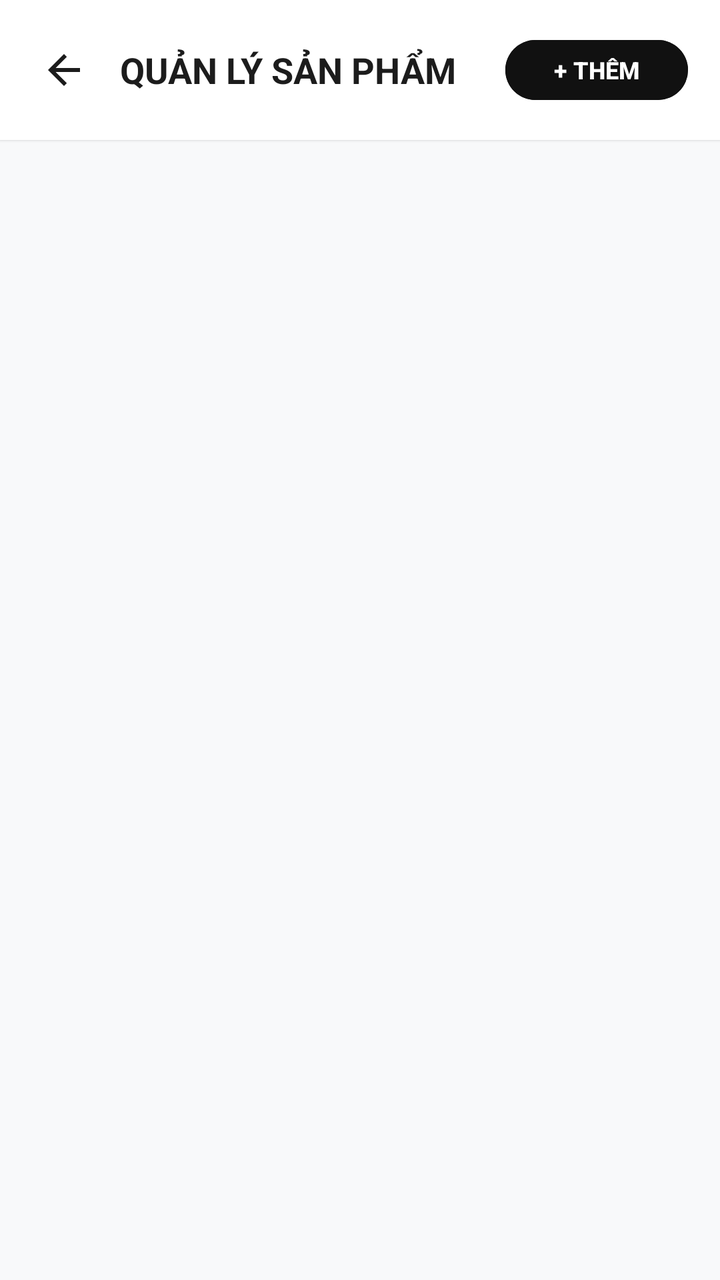
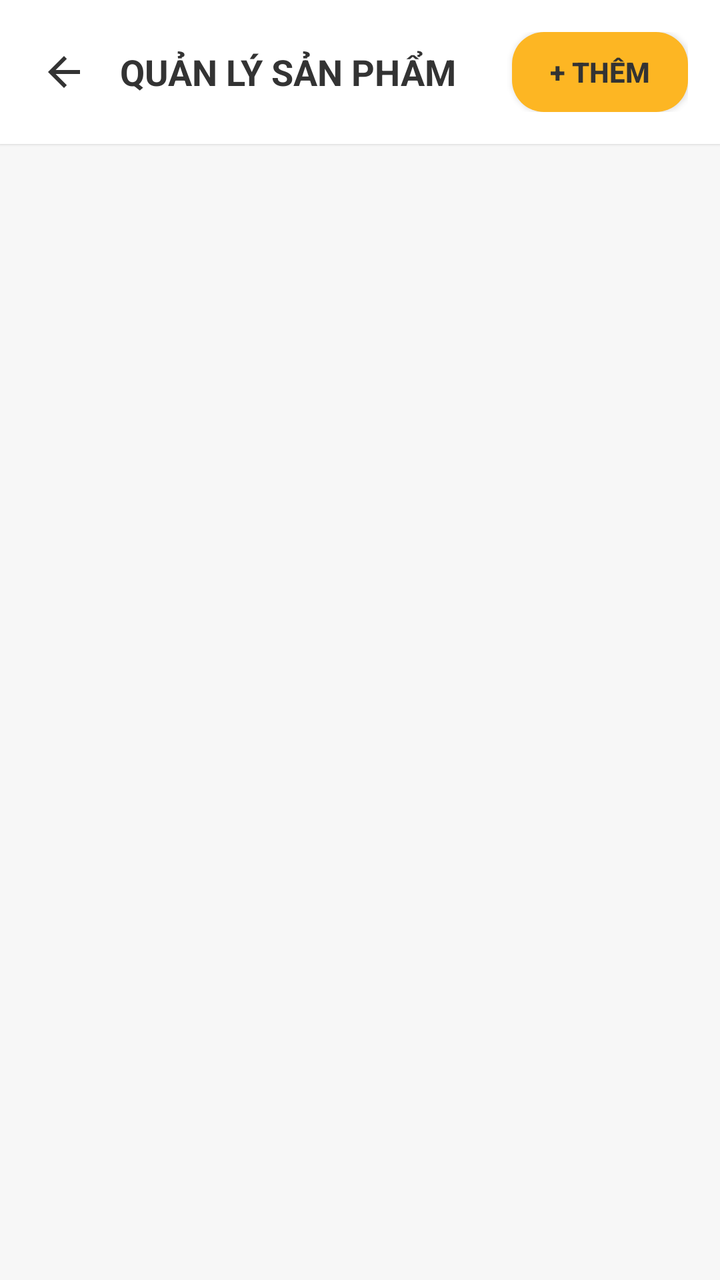

The first picture is an Android layout as it rendered before a commit; the second is the same layout after the commit. The layout source and the unified diff follow.
<!-- AndroidManifest.xml: application theme Theme.MobileDeviceStoreTDMU -->
<!-- res/layout/activity_quan_ly_san_pham.xml -->
<?xml version="1.0" encoding="utf-8"?>
<LinearLayout xmlns:android="http://schemas.android.com/apk/res/android"
    xmlns:tools="http://schemas.android.com/tools"
    android:layout_width="match_parent"
    android:layout_height="match_parent"
    android:orientation="vertical"
    android:background="#F8F9FA"
    android:fitsSystemWindows="true"
    tools:context=".activity.QuanLySanPhamActivity">

    
    <LinearLayout
        android:layout_width="match_parent"
        android:layout_height="wrap_content"
        android:background="#FFFFFF"
        android:elevation="1dp"
        android:padding="16dp"
        android:orientation="horizontal"
        android:gravity="center_vertical">

        <ImageView
            android:id="@+id/btnBackHeader"
            android:layout_width="32dp"
            android:layout_height="32dp"
            android:src="@drawable/ic_arrow_back"
            android:background="?attr/selectableItemBackgroundBorderless"
            android:padding="4dp"
            android:layout_marginEnd="12dp" />

        <TextView
            android:layout_width="0dp"
            android:layout_height="wrap_content"
            android:layout_weight="1"
            android:text="QUẢN LÝ SẢN PHẨM"
            android:textColor="#1C1C1C"
            android:textSize="18sp"
            android:textStyle="bold" />

        <Button
            android:id="@+id/btnThemSanPham"
            android:layout_width="wrap_content"
            android:layout_height="38dp"
            android:text="+ THÊM"
            android:textSize="12sp"
            android:textColor="#FFFFFF"
            android:backgroundTint="#111111"
            android:textStyle="bold" />

    </LinearLayout>

    <TextView
        android:id="@+id/tvEmptyQuanLySanPham"
        android:layout_width="match_parent"
        android:layout_height="match_parent"
        android:text="Chưa có sản phẩm nào!"
        android:textColor="#8E8E93"
        android:textSize="15sp"
        android:gravity="center"
        android:visibility="gone" />

    <androidx.recyclerview.widget.RecyclerView
        android:id="@+id/rvQuanLySanPham"
        android:layout_width="match_parent"
        android:layout_height="match_parent"
        android:clipToPadding="false"
        android:paddingBottom="16dp" />

</LinearLayout>
<!-- resources referenced by this layout -->
<resources>
  <!-- drawable ic_arrow_back (drawable) -->
  <vector xmlns:android="http://schemas.android.com/apk/res/android"
      android:width="24dp"
      android:height="24dp"
      android:viewportWidth="24"
      android:viewportHeight="24">
      <path
          android:fillColor="#1C1C1C"
          android:pathData="M20,11H7.83l5.59,-5.59L12,4l-8,8 8,8 1.41,-1.41L7.83,13H20v-2z"/>
  </vector>
  <style name="Theme.MobileDeviceStoreTDMU" parent="Base.Theme.MobileDeviceStoreTDMU" />
  <style name="Base.Theme.MobileDeviceStoreTDMU" parent="Theme.Material3.DayNight.NoActionBar">
          
          
      </style>
</resources>

<!-- the commit's change to res/layout/activity_quan_ly_san_pham.xml (unified diff, before → after) -->
@@ -1,10 +1,11 @@
 <?xml version="1.0" encoding="utf-8"?>
 <LinearLayout xmlns:android="http://schemas.android.com/apk/res/android"
     xmlns:tools="http://schemas.android.com/tools"
+    xmlns:app="http://schemas.android.com/apk/res-auto"
     android:layout_width="match_parent"
     android:layout_height="match_parent"
     android:orientation="vertical"
-    android:background="#F8F9FA"
+    android:background="@color/bg_light"
     android:fitsSystemWindows="true"
     tools:context=".activity.QuanLySanPhamActivity">
 
@@ -12,7 +13,7 @@
     <LinearLayout
         android:layout_width="match_parent"
         android:layout_height="wrap_content"
-        android:background="#FFFFFF"
+        android:background="@color/bg_white"
         android:elevation="1dp"
         android:padding="16dp"
         android:orientation="horizontal"
@@ -25,6 +26,7 @@
             android:src="@drawable/ic_arrow_back"
             android:background="?attr/selectableItemBackgroundBorderless"
             android:padding="4dp"
+            app:tint="@color/text_primary"
             android:layout_marginEnd="12dp" />
 
         <TextView
@@ -32,19 +34,21 @@
             android:layout_height="wrap_content"
             android:layout_weight="1"
             android:text="QUẢN LÝ SẢN PHẨM"
-            android:textColor="#1C1C1C"
+            android:textColor="@color/text_primary"
             android:textSize="18sp"
             android:textStyle="bold" />
 
-        <Button
+        <androidx.appcompat.widget.AppCompatButton
             android:id="@+id/btnThemSanPham"
             android:layout_width="wrap_content"
-            android:layout_height="38dp"
+            android:layout_height="40dp"
             android:text="+ THÊM"
-            android:textSize="12sp"
-            android:textColor="#FFFFFF"
-            android:backgroundTint="#111111"
-            android:textStyle="bold" />
+            android:textSize="14sp"
+            android:textColor="@color/text_on_yellow"
+            android:background="@drawable/bg_btn_primary"
+            android:textStyle="bold"
+            android:elevation="2dp"
+            android:stateListAnimator="@null" />
 
     </LinearLayout>
 
@@ -53,8 +57,8 @@
         android:layout_width="match_parent"
         android:layout_height="match_parent"
         android:text="Chưa có sản phẩm nào!"
-        android:textColor="#8E8E93"
-        android:textSize="15sp"
+        android:textColor="@color/text_secondary"
+        android:textSize="16sp"
         android:gravity="center"
         android:visibility="gone" />
 
@@ -63,6 +67,6 @@
         android:layout_width="match_parent"
         android:layout_height="match_parent"
         android:clipToPadding="false"
-        android:paddingBottom="16dp" />
+        android:padding="12dp" />
 
 </LinearLayout>
<!-- resource entries referenced after the edit -->
@@ -1,5 +1,17 @@
 <!-- resources referenced by this layout -->
 <resources>
+  <color name="bg_light">#F7F7F7</color>
+  <color name="bg_white">#FFFFFF</color>
+  <color name="text_on_yellow">#333333</color>
+  <color name="text_primary">#333333</color>
+  <color name="text_secondary">#8E8E93</color>
+  <!-- drawable bg_btn_primary (drawable) -->
+  <?xml version="1.0" encoding="utf-8"?>
+  <shape xmlns:android="http://schemas.android.com/apk/res/android"
+      android:shape="rectangle">
+      <solid android:color="@color/primary_yellow" />
+      <corners android:radius="16dp" />
+  </shape>
   <!-- drawable ic_arrow_back (drawable) -->
   <vector xmlns:android="http://schemas.android.com/apk/res/android"
       android:width="24dp"
@@ -11,6 +23,7 @@
           android:pathData="M20,11H7.83l5.59,-5.59L12,4l-8,8 8,8 1.41,-1.41L7.83,13H20v-2z"/>
   </vector>
   <style name="Theme.MobileDeviceStoreTDMU" parent="Base.Theme.MobileDeviceStoreTDMU" />
+  <color name="primary_yellow">#FDB623</color>
   <style name="Base.Theme.MobileDeviceStoreTDMU" parent="Theme.Material3.DayNight.NoActionBar">
           
           
